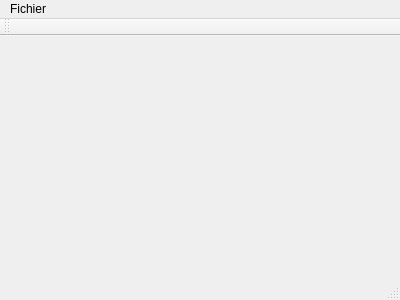
dracoctix/CocoClicker, file mainwindow.ui: the form before one commit.
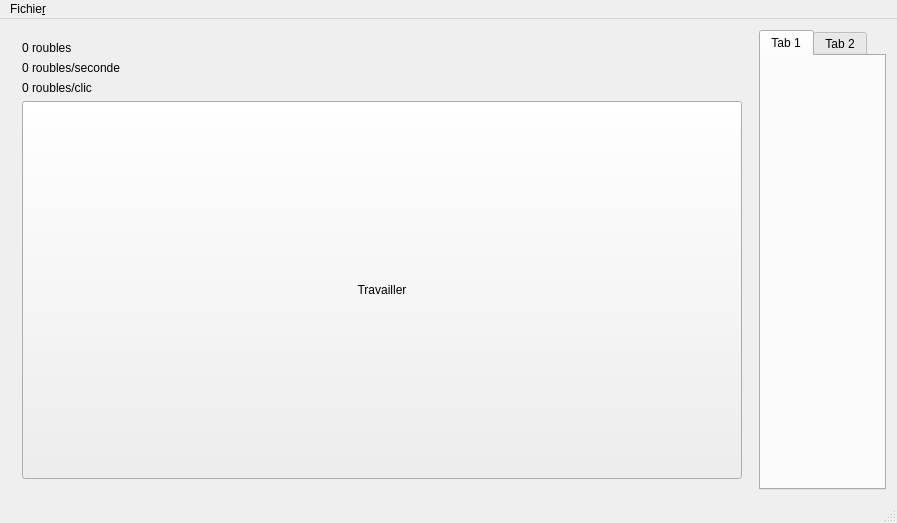
The form after the commit.

Commit message: The players can now earn roubles by clicking on a button.

```diff
--- a/mainwindow.ui
+++ b/mainwindow.ui
@@ -6,26 +6,110 @@
    <rect>
     <x>0</x>
     <y>0</y>
-    <width>400</width>
-    <height>300</height>
+    <width>897</width>
+    <height>523</height>
    </rect>
   </property>
   <property name="windowTitle">
    <string>MainWindow</string>
   </property>
-  <widget class="QWidget" name="centralWidget"/>
+  <widget class="QWidget" name="centralWidget">
+   <layout class="QHBoxLayout" name="horizontalLayout">
+    <item>
+     <widget class="QWidget" name="widget" native="true">
+      <layout class="QVBoxLayout" name="verticalLayout">
+       <item>
+        <widget class="QLabel" name="labelRoubles">
+         <property name="sizePolicy">
+          <sizepolicy hsizetype="Preferred" vsizetype="Fixed">
+           <horstretch>0</horstretch>
+           <verstretch>0</verstretch>
+          </sizepolicy>
+         </property>
+         <property name="text">
+          <string>0 roubles</string>
+         </property>
+        </widget>
+       </item>
+       <item>
+        <widget class="QLabel" name="labelRoublesParSeconde">
+         <property name="sizePolicy">
+          <sizepolicy hsizetype="Preferred" vsizetype="Fixed">
+           <horstretch>0</horstretch>
+           <verstretch>0</verstretch>
+          </sizepolicy>
+         </property>
+         <property name="text">
+          <string>0 roubles/seconde</string>
+         </property>
+        </widget>
+       </item>
+       <item>
+        <widget class="QLabel" name="labelRoublesParClic">
+         <property name="sizePolicy">
+          <sizepolicy hsizetype="Preferred" vsizetype="Maximum">
+           <horstretch>0</horstretch>
+           <verstretch>0</verstretch>
+          </sizepolicy>
+         </property>
+         <property name="text">
+          <string>0 roubles/clic</string>
+         </property>
+        </widget>
+       </item>
+       <item>
+        <widget class="QPushButton" name="boutonTravailler">
+         <property name="sizePolicy">
+          <sizepolicy hsizetype="Minimum" vsizetype="Minimum">
+           <horstretch>0</horstretch>
+           <verstretch>0</verstretch>
+          </sizepolicy>
+         </property>
+         <property name="focusPolicy">
+          <enum>Qt::NoFocus</enum>
+         </property>
+         <property name="text">
+          <string>Travailler</string>
+         </property>
+        </widget>
+       </item>
+      </layout>
+     </widget>
+    </item>
+    <item>
+     <widget class="QTabWidget" name="tabWidget">
+      <property name="sizePolicy">
+       <sizepolicy hsizetype="Fixed" vsizetype="Expanding">
+        <horstretch>0</horstretch>
+        <verstretch>0</verstretch>
+       </sizepolicy>
+      </property>
+      <widget class="QWidget" name="tab">
+       <attribute name="title">
+        <string>Tab 1</string>
+       </attribute>
+      </widget>
+      <widget class="QWidget" name="tab_2">
+       <attribute name="title">
+        <string>Tab 2</string>
+       </attribute>
+      </widget>
+     </widget>
+    </item>
+   </layout>
+  </widget>
   <widget class="QMenuBar" name="menuBar">
    <property name="geometry">
     <rect>
      <x>0</x>
      <y>0</y>
-     <width>400</width>
+     <width>897</width>
      <height>30</height>
     </rect>
    </property>
    <widget class="QMenu" name="menuSauvegarde">
     <property name="title">
-     <string>Fichier</string>
+     <string>Fichie&amp;r</string>
     </property>
     <addaction name="actionSauvegarde_rapide"/>
     <addaction name="actionExporter_sauvegarde"/>
@@ -33,14 +117,6 @@
    </widget>
    <addaction name="menuSauvegarde"/>
   </widget>
-  <widget class="QToolBar" name="mainToolBar">
-   <attribute name="toolBarArea">
-    <enum>TopToolBarArea</enum>
-   </attribute>
-   <attribute name="toolBarBreak">
-    <bool>false</bool>
-   </attribute>
-  </widget>
   <widget class="QStatusBar" name="statusBar"/>
   <action name="actionSauvegarde_rapide">
    <property name="text">
```
Left out of the diff: 2 changed lines with no effect on the pictures. The commit also changes 4 other files.
